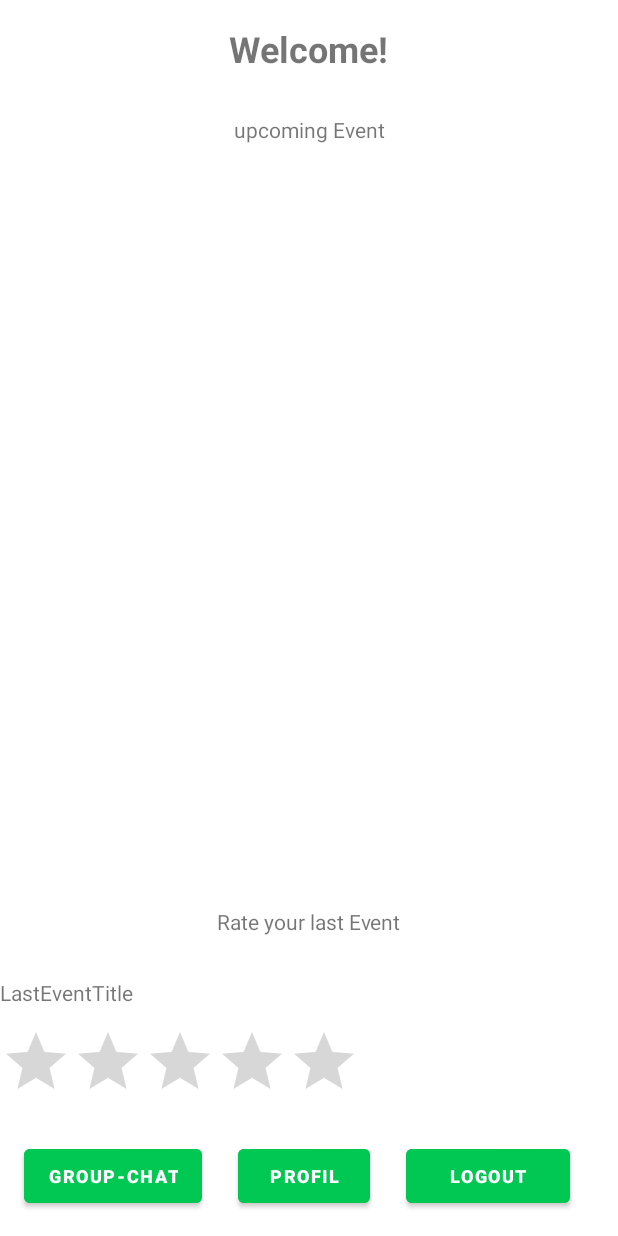
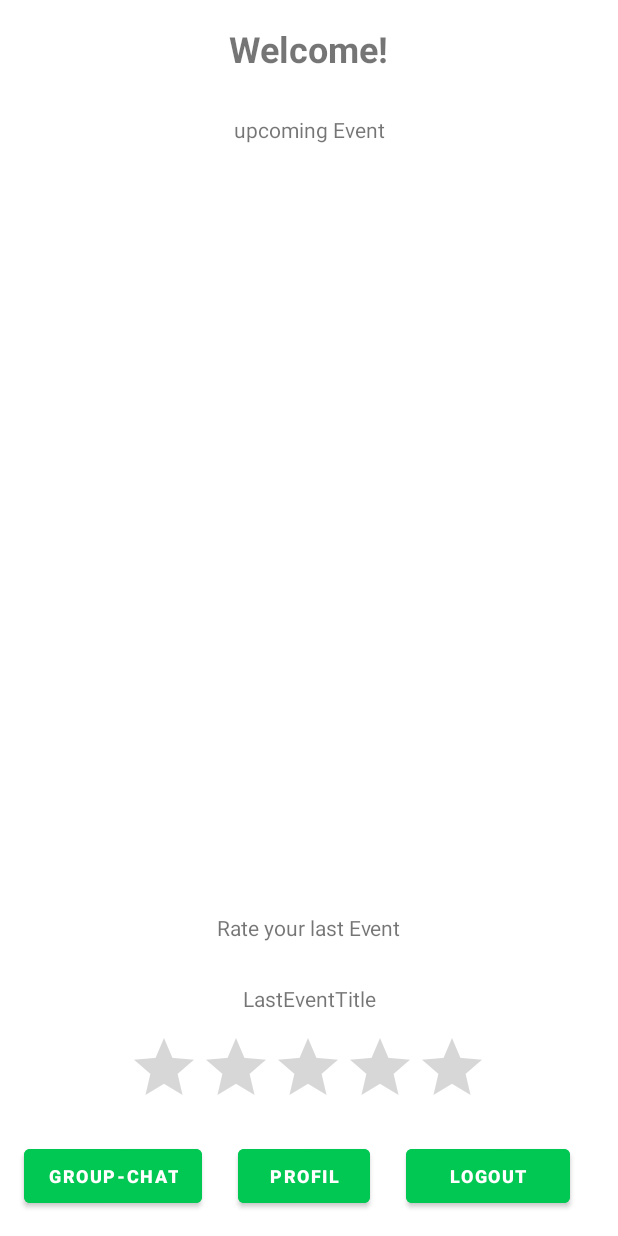
Before and after one commit to StefanHausruckinger/BoardGamer, an Android app: the MainSiteActivity screen opened directly, with no data from a screen before it, on a phone screen of 412 x 824 dp. Run offline under Robolectric (Android 15) with nearby library versions, the phone set to English and light mode, and no system bars; our stand-ins replace Firebase (no records; nobody signed in at launch, a user with empty details on screens opened directly).

```diff
--- a/app/src/main/res/layout/activity_main_site.xml
+++ b/app/src/main/res/layout/activity_main_site.xml
@@ -68,9 +68,10 @@
         android:id="@+id/ratingBar"
         android:layout_width="242dp"
         android:layout_height="64dp"
-        android:layout_marginBottom="12dp"
+        android:layout_marginBottom="8dp"
         app:layout_constraintBottom_toTopOf="@+id/toProfil"
-        tools:layout_editor_absoluteX="84dp" />
+        app:layout_constraintEnd_toEndOf="parent"
+        app:layout_constraintStart_toStartOf="parent" />
 
     <TextView
         android:id="@+id/LastEvent"
@@ -99,7 +100,8 @@
         android:layout_marginTop="28dp"
         android:text="LastEventTitle"
         app:layout_constraintBottom_toTopOf="@+id/ratingBar"
+        app:layout_constraintEnd_toEndOf="parent"
+        app:layout_constraintStart_toStartOf="parent"
         app:layout_constraintTop_toBottomOf="@+id/LastEvent"
-        app:layout_constraintVertical_bias="0.0"
-        tools:layout_editor_absoluteX="161dp" />
+        app:layout_constraintVertical_bias="0.0" />
 </androidx.constraintlayout.widget.ConstraintLayout>
```
